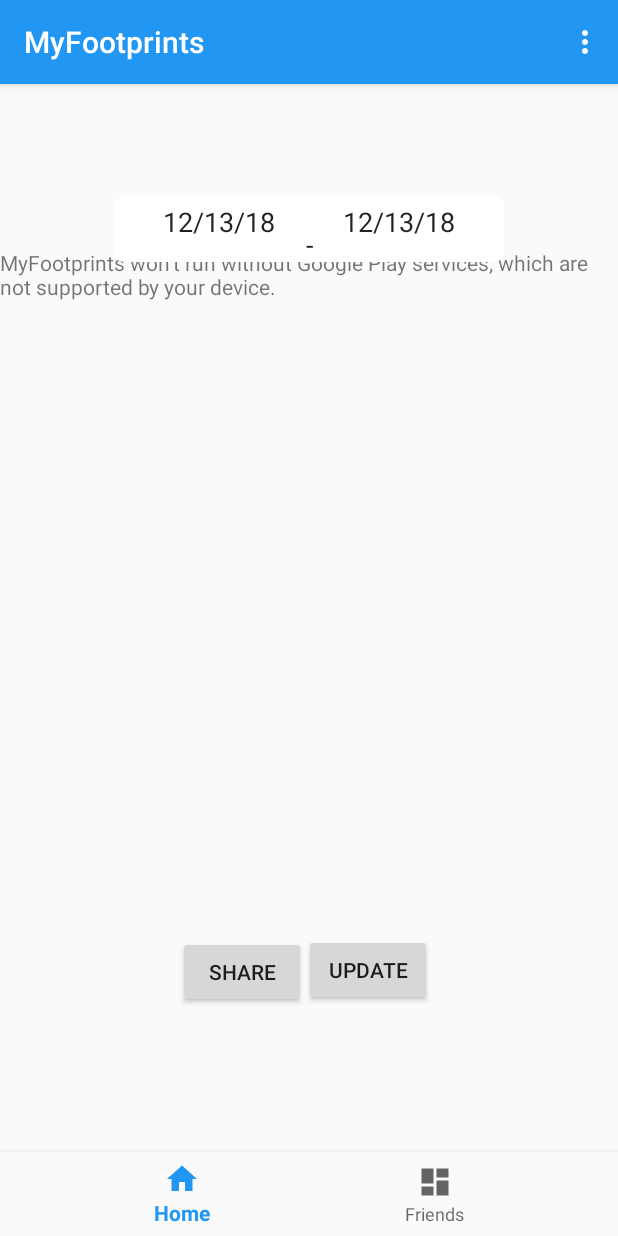
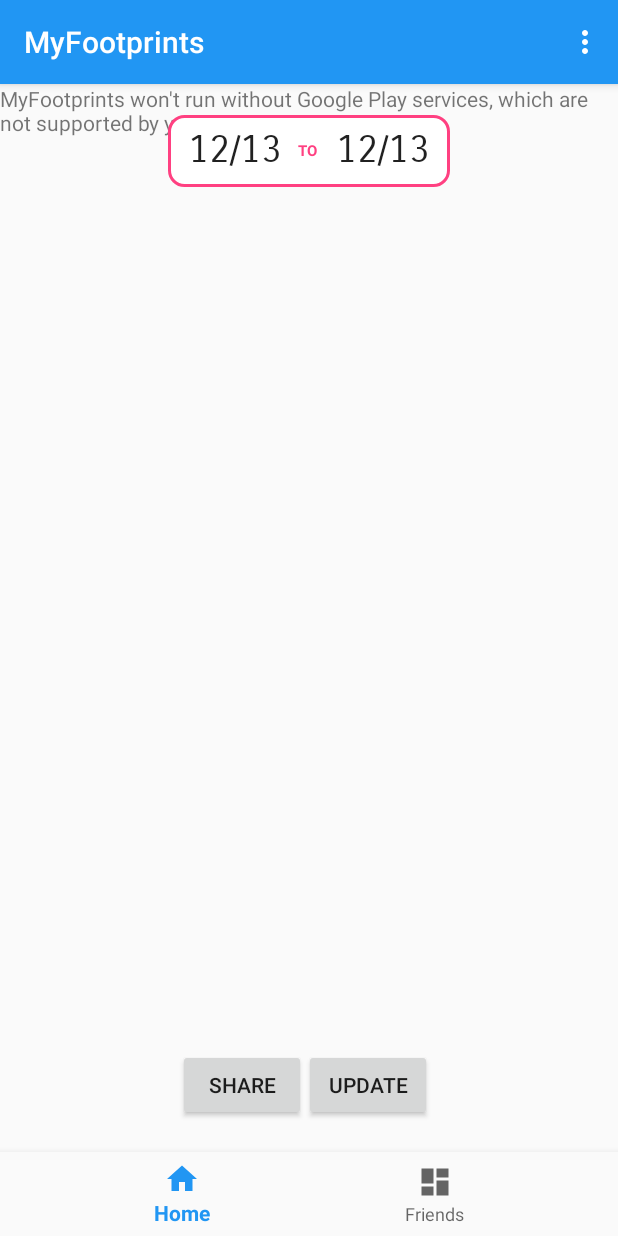
Before and after one commit to ruybrito106/my-footprints, an Android app: the MainActivity screen opened directly, with no data from a screen before it, on a phone screen of 412 x 824 dp. Run offline under Robolectric (Android 15) with nearby library versions, the phone set to English and light mode, and no system bars; our stand-ins replace Firebase (no records; nobody signed in at launch, a user with empty details on screens opened directly); Roboto replaces fonts that are not available here.

Commit message:
refactor views

```diff
--- a/app/src/main/java/br/com/ufpe/cin/myfootprints/FriendsFragment.java
+++ b/app/src/main/java/br/com/ufpe/cin/myfootprints/FriendsFragment.java
@@ -36,9 +36,10 @@
 
         ArrayList<String>  adapterData = new ArrayList<String>();
         for(String friend: friends){
-            if(parser.locationUpdatesFromSMSText(friend).getPath().size() > 0){
+            boolean hasLocationData = parser.locationUpdatesFromSMSText(friend).getPath().size() > 0;
+            boolean isDifferentFromPrevious = adapterData.isEmpty() || !friend.equals(adapterData.get(adapterData.size()-1));
+            if (hasLocationData && isDifferentFromPrevious)
                 adapterData.add(friend);
-            }
         }
 
         arrayAdapterData = new String[adapterData.size()];
--- a/app/src/main/java/br/com/ufpe/cin/myfootprints/MainActivity.java
+++ b/app/src/main/java/br/com/ufpe/cin/myfootprints/MainActivity.java
@@ -13,6 +13,7 @@
 import android.support.v7.app.AppCompatActivity;
 import android.support.v7.widget.Toolbar;
 import android.text.InputType;
+import android.util.Log;
 import android.view.Menu;
 import android.view.MenuItem;
 import android.view.View;
@@ -52,12 +53,12 @@
     private static final String[] LOCATION_PERMISSIONS = { ACCESS_FINE_LOCATION, ACCESS_COARSE_LOCATION };
     private static final String[] SMS_PERMISSIONS = { READ_CONTACTS, SEND_SMS, RECEIVE_SMS };
 
-    private String phoneNumber;
     private EditText startDateText;
     private EditText endDateText;
     private Date startDate;
     private Date endDate;
     private DateFormat dateFormat;
+    private DateFormat labelDateFormat;
     private GoogleMap mMap;
 
     private boolean canSendSMS;
@@ -204,13 +205,15 @@
 
     @Override
     public void onDateSet(String type, int year, int month, int day) {
-        Date date  = new Date(year, month, day);
+        Calendar dateSet = Calendar.getInstance();
+        dateSet.set(year, month, day, 0, 0, 0);
+        Date date = dateSet.getTime();
         DateHelper helper = new DateHelper();
         if(type.equals("START")){
-            startDateText.setText(dateFormat.format(date));
+            startDateText.setText(dateFormat.format(date).substring(0,5));
             startDate = helper.atStartOfDay(date);
         } else {
-            endDateText.setText(dateFormat.format(date));
+            endDateText.setText(dateFormat.format(date).substring(0,5));
             endDate = helper.atEndOfDay(date);
         }
     }
@@ -220,9 +223,9 @@
         startDateText = (EditText) findViewById(R.id.startDate);
         endDateText = (EditText) findViewById(R.id.endDate);
 
-        startDateText.setText(dateFormat.format(Calendar.getInstance().getTime()));
+        startDateText.setText(dateFormat.format(Calendar.getInstance().getTime()).substring(0,5));
         startDateText.setInputType(InputType.TYPE_NULL);
-        endDateText.setText(dateFormat.format(Calendar.getInstance().getTime()));
+        endDateText.setText(dateFormat.format(Calendar.getInstance().getTime()).substring(0,5));
         endDateText.setInputType(InputType.TYPE_NULL);
 
         BottomNavigationView navigation = (BottomNavigationView) findViewById(R.id.navigation);
@@ -278,8 +281,8 @@
 
         dbInstance = LocationUpdateDAO.getInstance(this);
 
+        labelDateFormat = DateFormat.getInstance();
         dateFormat = android.text.format.DateFormat.getDateFormat(getApplicationContext());
-        phoneNumber = FirebaseAuth.getInstance().getCurrentUser().getPhoneNumber();
 
         Date current = new Date();
         DateHelper helper = new DateHelper();
@@ -287,7 +290,6 @@
         startDate = helper.atStartOfDay(current);
         endDate = helper.atEndOfDay(current);
 
-        // Obtain the SupportMapFragment and get notified when the map is ready to be used.
         SupportMapFragment mapFragment = (SupportMapFragment) getSupportFragmentManager()
                 .findFragmentById(R.id.map);
         mapFragment.getMapAsync(this);
@@ -320,7 +322,7 @@
         List<LocationUpdate> path = getLocationUpdatesByTimeRange(startDate, endDate);
         for(LocationUpdate location : path){
             LatLng latlng = new LatLng(location.getLat(), location.getLng());
-            String label = dateFormat.format(new Date((long)location.getTimestampSeconds()*1000));
+            String label = labelDateFormat.format(new Date((long)location.getTimestampSeconds()*1000));
             mMap.addMarker(new MarkerOptions().position(latlng).title(label));
             if(firstTime) mMap.moveCamera(CameraUpdateFactory.newLatLng(latlng));
         }
--- a/app/src/main/res/drawable/rectangle.xml
+++ b/app/src/main/res/drawable/rectangle.xml
@@ -1,10 +1,10 @@
 <?xml version="1.0" encoding="UTF-8"?>
 <shape xmlns:android="http://schemas.android.com/apk/res/android" android:id="@+id/listview_background_shape">
-    <stroke android:width="2dp" android:color="#ffffff" />
+    <stroke android:width="2dp" android:color="#ff4081" />
     <padding android:left="2dp"
         android:top="2dp"
         android:right="2dp"
         android:bottom="2dp" />
-    <corners android:radius="5dp" />
-    <solid android:color="#ffffffff" />
+    <corners android:radius="10dp" />
+    <solid android:color="#ffffff" />
 </shape>
--- a/app/src/main/res/layout/activity_main.xml
+++ b/app/src/main/res/layout/activity_main.xml
@@ -17,7 +17,7 @@
         app:layout_constraintBottom_toBottomOf="parent"
         app:layout_constraintLeft_toLeftOf="parent"
         app:layout_constraintRight_toRightOf="parent"
-        app:menu="@menu/navigation" >
+        app:menu="@menu/navigation">
 
     </android.support.design.widget.BottomNavigationView>
 
@@ -26,7 +26,6 @@
         style="@style/FirebaseUI.Button"
         android:layout_width="85dp"
         android:layout_height="wrap_content"
-        android:layout_marginBottom="8dp"
         android:layout_marginEnd="8dp"
         android:layout_marginStart="100dp"
         android:layout_marginTop="8dp"
@@ -36,14 +35,18 @@
         app:layout_constraintHorizontal_bias="0.471"
         app:layout_constraintStart_toStartOf="parent"
         app:layout_constraintTop_toTopOf="parent"
-        app:layout_constraintVertical_bias="0.912" />
+        app:layout_constraintVertical_bias="0.968" />
 
     <FrameLayout
         android:id="@+id/friendsFragment"
-        android:layout_width="match_parent"
+        android:layout_width="384dp"
         android:layout_height="711dp"
-        app:layout_constraintBottom_toTopOf="@+id/navigation"
-        tools:layout_editor_absoluteX="0dp"></FrameLayout>
+        android:layout_margin="8dp"
+        app:layout_constraintBottom_toBottomOf="parent"
+        app:layout_constraintEnd_toEndOf="parent"
+        app:layout_constraintHorizontal_bias="0.5"
+        app:layout_constraintStart_toStartOf="parent"
+        app:layout_constraintTop_toTopOf="parent"></FrameLayout>
 
     <fragment xmlns:android="http://schemas.android.com/apk/res/android"
         xmlns:map="http://schemas.android.com/apk/res-auto"
@@ -51,18 +54,19 @@
         android:id="@+id/map"
         android:name="com.google.android.gms.maps.SupportMapFragment"
         android:layout_width="match_parent"
-        android:layout_height="567dp"
-        android:layout_marginTop="8dp"
+        android:layout_height="0dp"
         map:layout_constraintBottom_toTopOf="@+id/navigation"
+        map:layout_constraintEnd_toEndOf="parent"
+        map:layout_constraintHorizontal_bias="0.0"
+        map:layout_constraintStart_toStartOf="parent"
         map:layout_constraintTop_toTopOf="parent"
-        map:layout_constraintVertical_bias="0.741"
-        tools:context=".MainActivity"
-        tools:layout_editor_absoluteX="0dp" />
+        map:layout_constraintVertical_bias="0.891"
+        tools:context=".MainActivity" />
 
     <View
         android:id="@+id/myRectangleView"
-        android:layout_width="260dp"
-        android:layout_height="44dp"
+        android:layout_width="188dp"
+        android:layout_height="48dp"
         android:layout_marginBottom="8dp"
         android:layout_marginEnd="8dp"
         android:layout_marginStart="8dp"
@@ -72,45 +76,49 @@
         app:layout_constraintEnd_toEndOf="parent"
         app:layout_constraintStart_toStartOf="parent"
         app:layout_constraintTop_toTopOf="parent"
-        app:layout_constraintVertical_bias="0.120000005" />
+        app:layout_constraintVertical_bias="0.02" />
 
     <EditText
         android:id="@+id/startDate"
-        android:layout_width="100dp"
+        android:layout_width="70dp"
         android:layout_height="32dp"
         android:layout_marginEnd="90dp"
         android:background="@null"
         android:ems="10"
+        android:fontFamily="sans-serif-smallcaps"
         android:onClick="showStartDatePickerDialog"
         android:textAlignment="center"
         android:textIsSelectable="true"
+        android:textSize="25sp"
         app:layout_constraintBottom_toBottomOf="@+id/myRectangleView"
         app:layout_constraintEnd_toEndOf="@+id/myRectangleView"
-        app:layout_constraintHorizontal_bias="0.281"
+        app:layout_constraintHorizontal_bias="0.35"
         app:layout_constraintStart_toStartOf="@+id/myRectangleView"
         app:layout_constraintTop_toTopOf="@+id/myRectangleView"
-        app:layout_constraintVertical_bias="0.086" />
+        app:layout_constraintVertical_bias="0.464" />
 
     <EditText
         android:id="@+id/endDate"
-        android:layout_width="100dp"
+        android:layout_width="70dp"
         android:layout_height="32dp"
         android:layout_marginStart="90dp"
         android:background="@null"
         android:ems="10"
+        android:fontFamily="sans-serif-smallcaps"
         android:onClick="showEndDatePickerDialog"
         android:textAlignment="center"
         android:textIsSelectable="true"
+        android:textSize="25sp"
         app:layout_constraintBottom_toBottomOf="@+id/myRectangleView"
         app:layout_constraintEnd_toEndOf="@+id/myRectangleView"
-        app:layout_constraintHorizontal_bias="0.714"
+        app:layout_constraintHorizontal_bias="0.66"
         app:layout_constraintStart_toStartOf="@+id/myRectangleView"
         app:layout_constraintTop_toTopOf="@+id/myRectangleView"
-        app:layout_constraintVertical_bias="0.086" />
+        app:layout_constraintVertical_bias="0.464" />
 
     <EditText
         android:id="@+id/editTextSeparator"
-        android:layout_width="5dp"
+        android:layout_width="15dp"
         android:layout_height="32dp"
         android:layout_marginBottom="8dp"
         android:layout_marginEnd="8dp"
@@ -119,22 +127,25 @@
         android:background="@null"
         android:contextClickable="false"
         android:cursorVisible="false"
+        android:elevation="10sp"
         android:ems="10"
         android:inputType="textPersonName"
-        android:text="-"
-        app:layout_constraintBottom_toBottomOf="parent"
-        app:layout_constraintEnd_toEndOf="parent"
-        app:layout_constraintHorizontal_bias="0.501"
-        app:layout_constraintStart_toStartOf="parent"
-        app:layout_constraintTop_toTopOf="parent"
-        app:layout_constraintVertical_bias="0.116" />
+        android:text="TO"
+        android:textColor="#ff4081"
+        android:textSize="10sp"
+        android:textStyle="bold"
+        app:layout_constraintBottom_toBottomOf="@+id/myRectangleView"
+        app:layout_constraintEnd_toEndOf="@+id/myRectangleView"
+        app:layout_constraintHorizontal_bias="0.502"
+        app:layout_constraintStart_toStartOf="@+id/myRectangleView"
+        app:layout_constraintTop_toTopOf="@+id/myRectangleView"
+        app:layout_constraintVertical_bias="0.416" />
 
     <Button
         android:id="@+id/shareLocation"
         style="@style/FirebaseUI.Button"
         android:layout_width="85dp"
         android:layout_height="wrap_content"
-        android:layout_marginBottom="8dp"
         android:layout_marginEnd="100dp"
         android:layout_marginStart="8dp"
         android:layout_marginTop="8dp"
@@ -144,6 +155,6 @@
         app:layout_constraintHorizontal_bias="0.507"
         app:layout_constraintStart_toStartOf="parent"
         app:layout_constraintTop_toTopOf="parent"
-        app:layout_constraintVertical_bias="0.914" />
+        app:layout_constraintVertical_bias="0.968" />
 
 </android.support.constraint.ConstraintLayout>
```
Also changed, not shown: app/src/main/java/br/com/ufpe/cin/myfootprints/MapFragment.java (+9 -0 lines), app/src/main/res/layout/friend_layout.xml (+11 -9 lines), app/src/main/res/layout/friends_view.xml (+10 -10 lines), app/src/main/res/layout/map_fragment.xml (+30 -3 lines), app/src/main/res/drawable/user.png (added).
